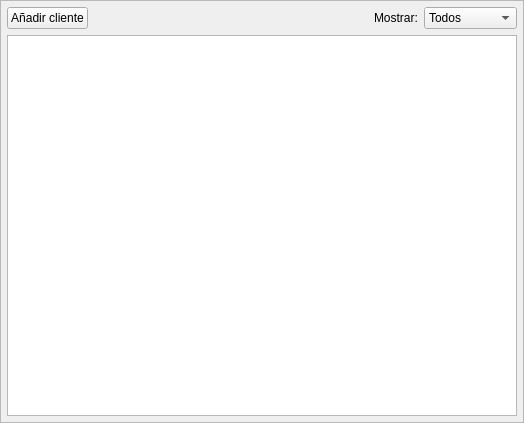
dnohales/camping, file FrameTents.ui: the form before one commit.
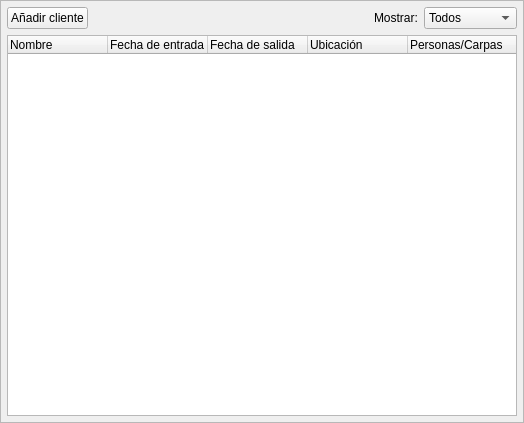
The form after the commit. Icons and pictures are not drawn.

Commit message: Depuración de los ActiveRecords, se muestra algo en la lista de carpas.

The edit to the form file:
```diff
--- a/FrameTents.ui
+++ b/FrameTents.ui
@@ -113,7 +113,39 @@
     </widget>
    </item>
    <item>
-    <widget class="QListView" name="listView"/>
+    <widget class="QTreeWidget" name="list">
+     <property name="alternatingRowColors">
+      <bool>true</bool>
+     </property>
+     <property name="rootIsDecorated">
+      <bool>false</bool>
+     </property>
+     <column>
+      <property name="text">
+       <string>Nombre</string>
+      </property>
+     </column>
+     <column>
+      <property name="text">
+       <string>Fecha de entrada</string>
+      </property>
+     </column>
+     <column>
+      <property name="text">
+       <string>Fecha de salida</string>
+      </property>
+     </column>
+     <column>
+      <property name="text">
+       <string>Ubicación</string>
+      </property>
+     </column>
+     <column>
+      <property name="text">
+       <string>Personas/Carpas</string>
+      </property>
+     </column>
+    </widget>
    </item>
   </layout>
  </widget>
```
Left out of the diff: 41 changed lines with no effect on the pictures. The commit also changes 17 other files.
